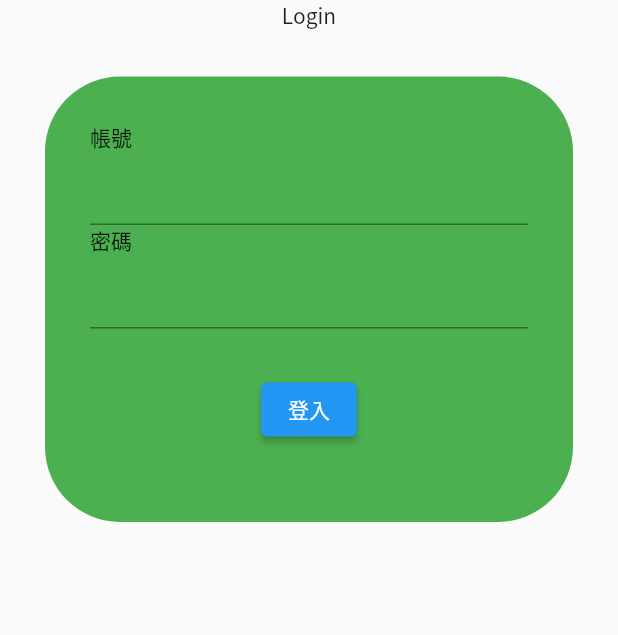
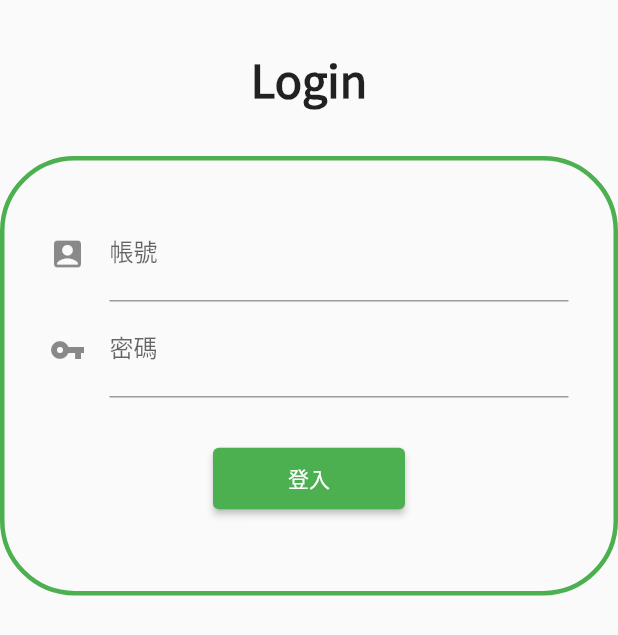
Before and after one commit to a1265478/local_farm_backstage, a Flutter app: the screen it shows after launch, on a phone screen of 412 x 824 dp. Shown: the top 635 px of the screen. Run offline on Flutter 3.47's test engine with Material 2 defaults, Android fonts, the light colour scheme and no system bars; our stand-ins replace bloc, equatable, firebase_auth, firebase_core, firebase_database, flutter_bloc; accounts and stored records are empty.

Commit message:
feat: Login

```diff
--- a/lib/modules/login/login_page.dart
+++ b/lib/modules/login/login_page.dart
@@ -12,32 +12,45 @@ class LoginPage extends StatelessWidget {
       body: Column(
         crossAxisAlignment: CrossAxisAlignment.center,
         children: [
+          const SizedBox(height: 30),
           Container(
             alignment: Alignment.center,
-            child: const Text("Login"),
+            child: const Text(
+              "Login",
+              style: TextStyle(
+                fontWeight: FontWeight.bold,
+                fontSize: 30,
               ),
-          Padding(
-            padding: const EdgeInsets.symmetric(horizontal: 30, vertical: 30),
-            child: Container(
+            ),
+          ),
+          const SizedBox(height: 30),
+          Container(
+            constraints: const BoxConstraints(maxWidth: 500),
             decoration: BoxDecoration(
-                color: Colors.green,
               borderRadius: BorderRadius.circular(50),
+              border: Border.all(color: Colors.green, width: 3),
             ),
             padding: const EdgeInsets.symmetric(horizontal: 30, vertical: 30),
             child: Form(
               child: Column(
                 crossAxisAlignment: CrossAxisAlignment.start,
                 children: [
-                    const Text("帳號"),
                   TextFormField(
                     onChanged: (value) => BlocProvider.of<AuthBloc>(context)
                         .add(ChangeAccount(account: value)),
+                    decoration: const InputDecoration(
+                      icon: Icon(Icons.account_box),
+                      labelText: "帳號",
                     ),
-                    const Text("密碼"),
+                  ),
                   TextFormField(
                     obscureText: true,
                     onChanged: (value) => BlocProvider.of<AuthBloc>(context)
                         .add(ChangePassword(password: value)),
+                    decoration: const InputDecoration(
+                      icon: Icon(Icons.vpn_key),
+                      labelText: "密碼",
+                    ),
                   ),
                   const SizedBox(height: 30),
                   Center(
@@ -47,6 +60,10 @@ class LoginPage extends StatelessWidget {
                           return const CircularProgressIndicator();
                         }
                         return ElevatedButton(
+                          style: ElevatedButton.styleFrom(
+                              primary: Colors.green,
+                              padding: const EdgeInsets.symmetric(
+                                  horizontal: 50, vertical: 10)),
                           onPressed: () {
                             BlocProvider.of<AuthBloc>(context).add(Login());
                           },
@@ -59,12 +76,11 @@ class LoginPage extends StatelessWidget {
                     builder: (context, state) {
                       return Text(
                         state.errorMsg,
-                          style: TextStyle(color: Colors.red),
+                        style: const TextStyle(color: Colors.red),
                       );
                     },
                   )
                 ],
-                ),
               ),
             ),
           )
```
Lines whose indentation alone changed are shown as unchanged.
